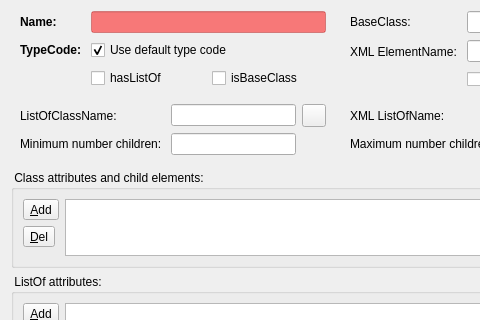
The window that ui/formdeviserclass.ui (sbmlteam/QtDeviser) describes before a commit, drawn with Qt 5; both pictures show x 0 to 480 and y 0 to 320 of the 675 by 586 pixel window.
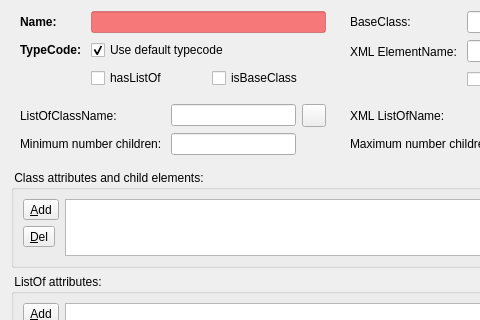
The same window after the commit. The open tabs and pages were chosen to show the change. Icons and pictures are not drawn.

Commit message: - change spelling of typecode

```diff
--- a/ui/formdeviserclass.ui
+++ b/ui/formdeviserclass.ui
@@ -181,7 +181,7 @@
                <string>When checked the default type code of form SBML_&lt;PACKAGE&gt;_&lt;NAME&gt; will be used.</string>
               </property>
               <property name="text">
-               <string>Use default type code</string>
+               <string>Use default typecode</string>
               </property>
               <property name="checked">
                <bool>true</bool>
```
Left out of the diff: 2 changed lines with no effect on the pictures. The commit also changes 1 other file.
